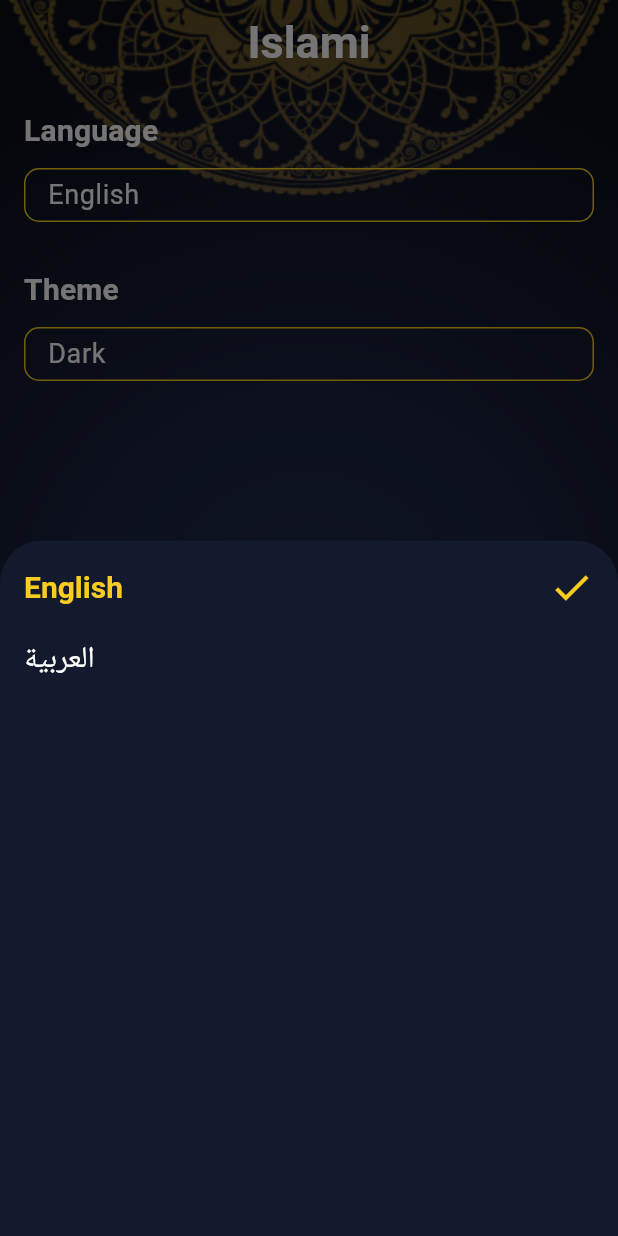
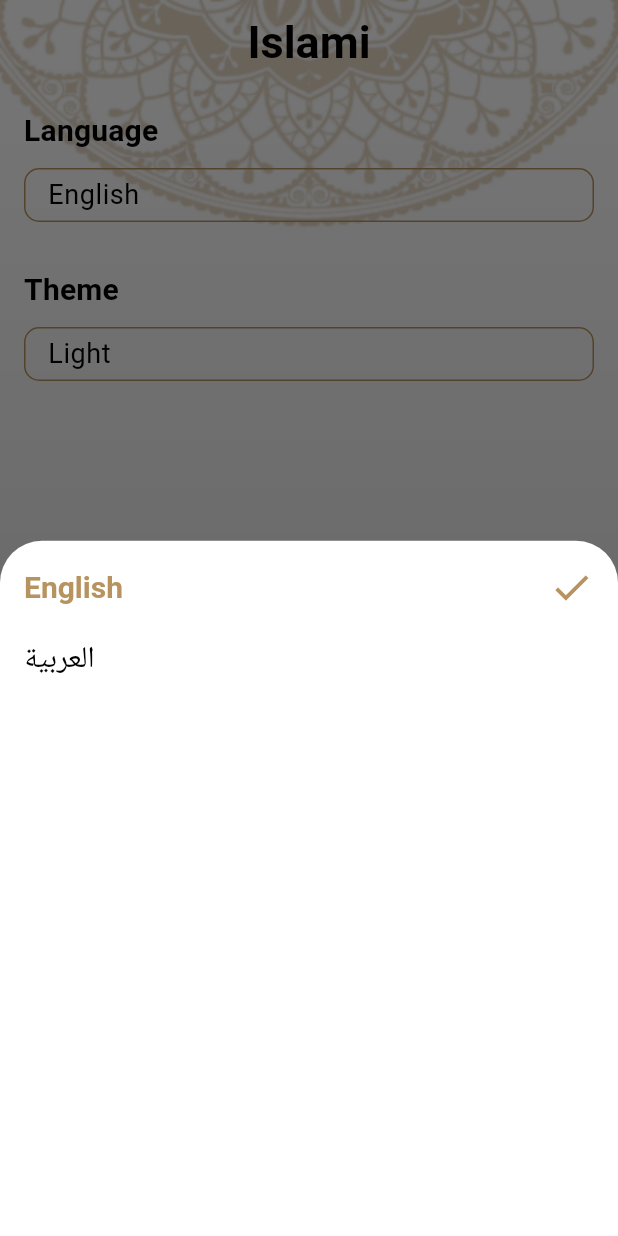
Before and after one commit to GeorgeYoussef27/Islamic-Insight, a Flutter app: the screen it shows after launch, item 5 of the bottom bar chosen, after a tap on "English", on a phone screen of 412 x 824 dp. Run offline on Flutter 3.47's test engine with Material 3 defaults, Android fonts, the phone set to English and light mode, and no system bars; our stand-ins replace shared_preferences; generated files the repository leaves out were written again.

Commit message:
provider

```diff
--- a/lib/Tabs/SettingsTab.dart
+++ b/lib/Tabs/SettingsTab.dart
@@ -1,5 +1,7 @@
 import 'package:flutter/material.dart';
 import 'package:islamy_app/home/ThemeBottomSheet.dart';
+import 'package:islamy_app/providers/settingsProvider.dart';
+import 'package:provider/provider.dart';
 
 import '../home/LanguageButtomSheet.dart';
 
@@ -8,6 +10,7 @@ class SettingsTab extends StatelessWidget {
 
   @override
   Widget build(BuildContext context) {
+    SettingsProvider provider = Provider.of<SettingsProvider>(context);
     return Padding(
       padding: const EdgeInsets.all(16.0),
       child: Column(
@@ -32,8 +35,9 @@ class SettingsTab extends StatelessWidget {
                   borderRadius: BorderRadius.circular(10),
                   border:
                       Border.all(color: Theme.of(context).colorScheme.onPrimaryContainer)),
-              child: Text(
-                "English",
+              child: Text( provider.language == "en"
+                  ? "English"
+                  : "العربية",
                 style: Theme.of(context).textTheme.bodySmall?.copyWith(
                   fontSize: 18,
                 ),
@@ -62,8 +66,9 @@ class SettingsTab extends StatelessWidget {
                   borderRadius: BorderRadius.circular(10),
                   border:
                       Border.all(color: Theme.of(context).colorScheme.onPrimaryContainer)),
-              child: Text(
-                "Dark",
+              child: Text( provider.themeMode == ThemeMode.dark
+                  ?"Dark"
+                  :"Light",
                 style: Theme.of(context).textTheme.bodySmall?.copyWith(
                   fontSize: 18,
                 ),
--- a/lib/ahadeth_details/ahadeth_details_screen.dart
+++ b/lib/ahadeth_details/ahadeth_details_screen.dart
@@ -1,5 +1,7 @@
 import 'package:flutter/material.dart';
 import 'package:islamy_app/home/Hadeth.dart';
+import 'package:islamy_app/providers/settingsProvider.dart';
+import 'package:provider/provider.dart';
 
 import '../style/AppStyle.dart';
 
@@ -10,11 +12,12 @@ class AhadethDetailsScreen extends StatelessWidget {
 
   @override
   Widget build(BuildContext context) {
+    SettingsProvider provider = Provider.of<SettingsProvider>(context);
     Hadeth args = ModalRoute.of(context)?.settings.arguments as Hadeth;
     return Container(
         decoration: BoxDecoration(
           image: DecorationImage(
-            image: AssetImage(AppStyle.isDark
+            image: AssetImage(provider.themeMode == ThemeMode.dark
                 ?"assets/images/home_dark_background.png"
                 :"assets/images/background.png"),
             fit: BoxFit.fill,
--- a/lib/home/LanguageButtomSheet.dart
+++ b/lib/home/LanguageButtomSheet.dart
@@ -1,23 +1,36 @@
 import 'package:flutter/material.dart';
 import 'package:islamy_app/home/SelectedItem.dart';
 import 'package:islamy_app/home/UnselectedItem.dart';
+import 'package:islamy_app/providers/settingsProvider.dart';
+import 'package:provider/provider.dart';
 
 class LannguageBottomSheet extends StatelessWidget {
   const LannguageBottomSheet({super.key});
 
   @override
   Widget build(BuildContext context) {
+    SettingsProvider provider = Provider.of<SettingsProvider>(context);
     return Padding(
       padding: const EdgeInsets.all(16.0),
       child: Column(
         crossAxisAlignment: CrossAxisAlignment.stretch,
         children: [
-          SelectedItem(selected: "English"),
+          SelectedItem(selected: provider.language == "ar"
+          ?"العربية"
+          :"English"),
           SizedBox(
             height: 20,
           ),
-          UnselectedItem(unselected: "العربية")
-        ],
+          InkWell(
+            onTap: (){
+              provider.changeLanguage(provider.language == "ar"
+              ? "en"
+              : "ar");
+            },
+              child: UnselectedItem(unselected: provider.language == "ar"
+                  ? "English"
+                  : "العربية"))
+          ],
       ),
     );
   }
--- a/lib/home/ThemeBottomSheet.dart
+++ b/lib/home/ThemeBottomSheet.dart
@@ -1,4 +1,6 @@
 import 'package:flutter/material.dart';
+import 'package:islamy_app/providers/settingsProvider.dart';
+import 'package:provider/provider.dart';
 
 import 'SelectedItem.dart';
 import 'UnselectedItem.dart';
@@ -8,16 +10,29 @@ class ThemeBottomSheet extends StatelessWidget {
 
   @override
   Widget build(BuildContext context) {
+    SettingsProvider settingsProvider = Provider.of<SettingsProvider>(context);
     return Padding(
       padding: const EdgeInsets.all(16.0),
       child: Column(
         crossAxisAlignment: CrossAxisAlignment.stretch,
         children: [
-          SelectedItem(selected: "Dark"),
+          SelectedItem(selected: settingsProvider.themeMode==ThemeMode.dark
+              ? "Dark"
+              :"Light"),
           SizedBox(
             height: 20,
           ),
-          UnselectedItem(unselected: "Light")
+          InkWell(
+              onTap: () {
+                settingsProvider.changeTheme(
+                    settingsProvider.themeMode == ThemeMode.dark
+                        ? ThemeMode.light
+                        : ThemeMode.dark);
+              },
+              child: UnselectedItem(
+                  unselected: settingsProvider.themeMode == ThemeMode.dark
+                      ? "Light"
+                      : "Dark"))
         ],
       ),
     );
--- a/lib/home/home_screen.dart
+++ b/lib/home/home_screen.dart
@@ -3,8 +3,10 @@ import 'package:islamy_app/Tabs/AhadethTab.dart';
 import 'package:islamy_app/Tabs/QuranTab.dart';
 import 'package:islamy_app/Tabs/SebhaTab.dart';
 import 'package:islamy_app/Tabs/SettingsTab.dart';
+import 'package:islamy_app/providers/settingsProvider.dart';
 import 'package:islamy_app/style/AppStyle.dart';
 import 'package:flutter_gen/gen_l10n/app_localizations.dart';
+import 'package:provider/provider.dart';
 
 import '../Tabs/RadioTab.dart';
 
@@ -27,10 +29,11 @@ class _HomeScreenState extends State<HomeScreen> {
 //how to hide statue bar in android
   @override
   Widget build(BuildContext context) {
+    SettingsProvider provider = Provider.of<SettingsProvider>(context);
     return Container(
       decoration: BoxDecoration(
           image: DecorationImage(
-              image: AssetImage(AppStyle.isDark
+              image: AssetImage(provider.themeMode == ThemeMode.dark
                   ?"assets/images/home_dark_background.png"
                   :"assets/images/background.png"),
               fit: BoxFit.fill)),
--- a/lib/main.dart
+++ b/lib/main.dart
@@ -3,13 +3,18 @@ import 'package:flutter/services.dart';
 import 'package:flutter_localizations/flutter_localizations.dart';
 import 'package:islamy_app/ahadeth_details/ahadeth_details_screen.dart';
 import 'package:islamy_app/home/home_screen.dart';
+import 'package:islamy_app/providers/settingsProvider.dart';
 import 'package:islamy_app/quran_details/quran_details_screen.dart';
 import 'package:islamy_app/style/AppStyle.dart';
 import 'package:flutter_gen/gen_l10n/app_localizations.dart';
+import 'package:provider/provider.dart';
+import 'package:shared_preferences/shared_preferences.dart';
 
 void main() {
 
-  runApp(MyApp());
+  runApp(ChangeNotifierProvider(
+      create: (context)=>SettingsProvider(),
+      child: const MyApp()));
 }
 
 class MyApp extends StatelessWidget {
@@ -17,6 +22,7 @@ class MyApp extends StatelessWidget {
 
   @override
   Widget build(BuildContext context) {
+    SettingsProvider settingsProvider = Provider.of<SettingsProvider>(context);
     SystemChrome.setEnabledSystemUIMode(SystemUiMode.immersiveSticky);
     return MaterialApp(
       localizationsDelegates: [
@@ -29,14 +35,12 @@ class MyApp extends StatelessWidget {
         Locale('en'),
         Locale('ar'),
       ],
-      locale: Locale('en'),
+      locale: Locale(settingsProvider.language),
       debugShowCheckedModeBanner: false,
       title: 'Islamy',
       theme: AppStyle.lighTheme,
       darkTheme: AppStyle.darkTheme,
-      themeMode: AppStyle.isDark
-          ?ThemeMode.dark
-          :ThemeMode.light,
+      themeMode: settingsProvider.themeMode,
       initialRoute: HomeScreen.routeName,
       routes: {
         HomeScreen.routeName: (_) => HomeScreen(),
--- /dev/null
+++ b/lib/providers/settingsProvider.dart
@@ -0,0 +1,21 @@
+import 'package:flutter/material.dart';
+
+class SettingsProvider extends ChangeNotifier{
+
+  ThemeMode themeMode = ThemeMode.light;
+
+
+  changeTheme(ThemeMode newMode){
+    if(newMode == themeMode) return;
+    themeMode = newMode;
+    notifyListeners();
+  }
+
+  String language = "en";
+  changeLanguage(String newLanguage){
+    if(newLanguage == language) return;
+    language = newLanguage;
+    notifyListeners();
+  }
+
+}
--- a/lib/quran_details/quran_details_screen.dart
+++ b/lib/quran_details/quran_details_screen.dart
@@ -1,6 +1,8 @@
 import 'package:flutter/material.dart';
 import 'package:flutter/services.dart';
+import 'package:islamy_app/providers/settingsProvider.dart';
 import 'package:islamy_app/quran_details/QuranChapter.dart';
+import 'package:provider/provider.dart';
 
 import '../style/AppStyle.dart';
 
@@ -14,12 +16,13 @@ class QuranDetailsScreen extends StatefulWidget {
 class _QuranDetailsScreenState extends State<QuranDetailsScreen> {
   @override
   Widget build(BuildContext context) {
+    SettingsProvider provider = Provider.of<SettingsProvider>(context);
     QuranArgs args = ModalRoute.of(context)?.settings.arguments as QuranArgs;
     loadFile(args.index);
     return Container(
       decoration: BoxDecoration(
         image: DecorationImage(
-          image: AssetImage(AppStyle.isDark
+          image: AssetImage(provider.themeMode == ThemeMode.dark
               ?"assets/images/home_dark_background.png"
               :"assets/images/background.png"),
           fit: BoxFit.fill,
--- a/lib/style/AppStyle.dart
+++ b/lib/style/AppStyle.dart
@@ -1,7 +1,6 @@
 import 'package:flutter/material.dart';
 
 class AppStyle{
-  static bool isDark = true;
   static const Color lightPrimary = Color(0xffB7935F);
   static const Color darkPrimary = Color(0xff141A2E);
   static const Color darkSecondary = Color(0xffFACC1D);
--- a/pubspec.yaml
+++ b/pubspec.yaml
@@ -39,6 +39,8 @@ dependencies:
   flutter_localizations:
     sdk: flutter
   intl: any
+  provider: ^6.1.2
+  shared_preferences: ^2.3.2
 
 dev_dependencies:
   flutter_test:
```
Also changed, not shown: pubspec.lock, 1 other file.
